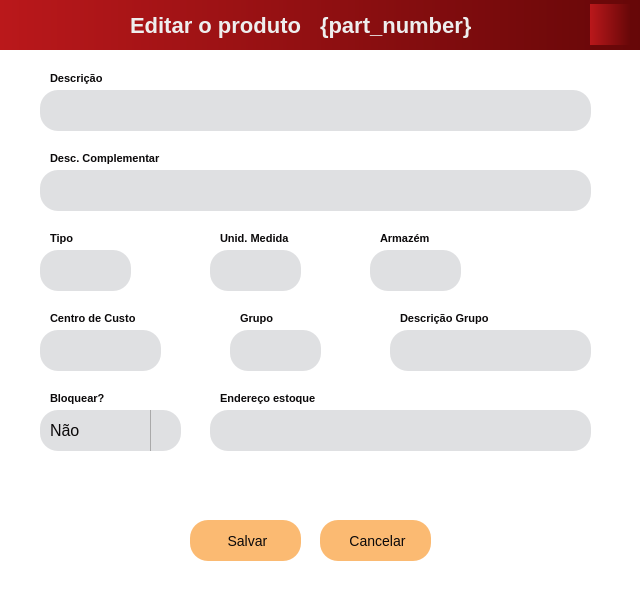
Qt form src/qt/ui/edit_product_window.ui (eliezermoraesss/eureka_app_pyqt5_project_v2) before a commit.
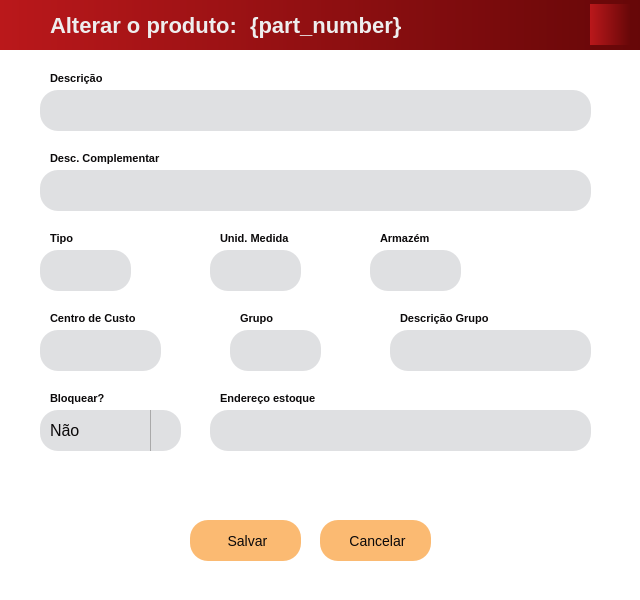
The same form after that commit. Icons and pictures are not drawn.

Diff of the .ui file:
```diff
--- a/src/qt/ui/edit_product_window.ui
+++ b/src/qt/ui/edit_product_window.ui
@@ -79,7 +79,7 @@
    <widget class="QLabel" name="title_label">
     <property name="geometry">
      <rect>
-      <x>130</x>
+      <x>50</x>
       <y>0</y>
       <width>191</width>
       <height>51</height>
@@ -103,15 +103,15 @@
 }</string>
     </property>
     <property name="text">
-     <string>Editar o produto</string>
+     <string>Alterar o produto:</string>
     </property>
    </widget>
    <widget class="QLabel" name="type_label">
     <property name="geometry">
      <rect>
-      <x>320</x>
+      <x>250</x>
       <y>0</y>
-      <width>171</width>
+      <width>321</width>
       <height>51</height>
      </rect>
     </property>
@@ -584,8 +584,8 @@
    <widget class="QLabel" name="logo_enaplic_50">
     <property name="geometry">
      <rect>
-      <x>510</x>
-      <y>460</y>
+      <x>480</x>
+      <y>450</y>
       <width>121</width>
       <height>101</height>
      </rect>
```
